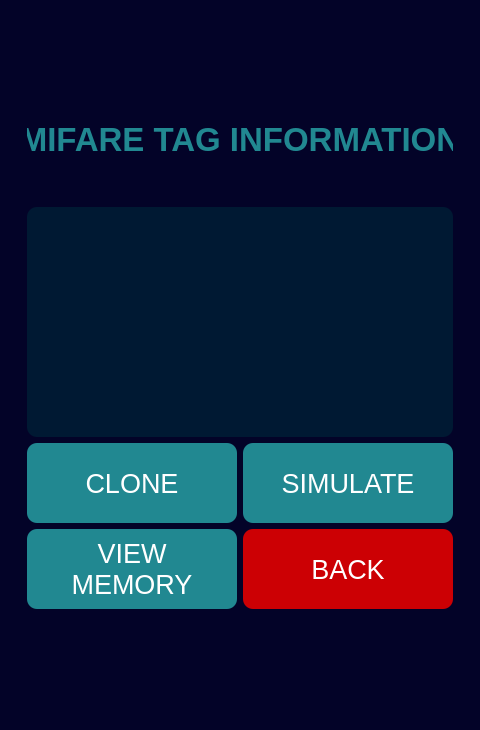
First picture: the form in app-gui.ui, repository javimarting/px3-app, before the edit.
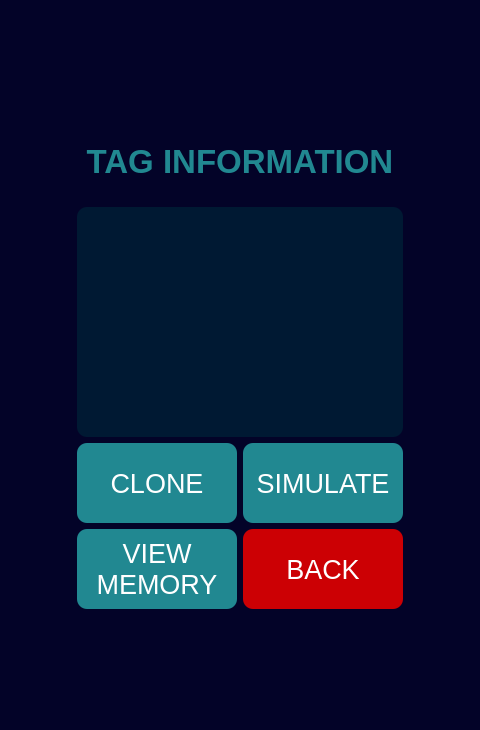
Second picture: the form after the edit. The open tabs and pages were chosen to show the change.

The edit to the form file:
```diff
--- a/app-gui.ui
+++ b/app-gui.ui
@@ -13,7 +13,13 @@
   <property name="minimumSize">
    <size>
     <width>480</width>
-    <height>0</height>
+    <height>700</height>
+   </size>
+  </property>
+  <property name="maximumSize">
+   <size>
+    <width>480</width>
+    <height>750</height>
    </size>
   </property>
   <property name="windowTitle">
@@ -27,7 +33,7 @@
 </string>
   </property>
   <widget class="QWidget" name="centralwidget">
-   <layout class="QHBoxLayout" name="horizontalLayout">
+   <layout class="QVBoxLayout" name="verticalLayout_13">
     <item>
      <layout class="QVBoxLayout" name="verticalLayout_8">
       <item alignment="Qt::AlignHCenter|Qt::AlignVCenter">
@@ -52,8 +58,8 @@
 border-radius: 10;
 font-size: 20pt;
 }
-QPushButton: hover {
-background: rgb(28, 123, 130);
+QPushButton:hover {
+background-color: rgb(28, 123, 130);
 }
 padding: 10pt;
 
@@ -181,7 +187,7 @@
         </widget>
         <widget class="QWidget" name="mifarePage">
          <layout class="QVBoxLayout" name="verticalLayout_11">
-          <item>
+          <item alignment="Qt::AlignHCenter">
            <widget class="QStackedWidget" name="mifareStackedWidget">
             <widget class="QWidget" name="mifareOptionsPage">
              <layout class="QVBoxLayout" name="verticalLayout_12">
@@ -233,8 +239,6 @@
             <widget class="QWidget" name="mifareResultsPage">
              <layout class="QVBoxLayout" name="verticalLayout_14">
               <item>
-               <layout class="QVBoxLayout" name="verticalLayout_13">
-                <item>
                  <widget class="QLabel" name="mifareTagInformationLabel">
                   <property name="minimumSize">
                    <size>
@@ -253,14 +257,12 @@
                    <string notr="true">color: rgb(33, 136, 145);</string>
                   </property>
                   <property name="text">
-                   <string>MIFARE TAG INFORMATION</string>
+                 <string>TAG INFORMATION</string>
                   </property>
                   <property name="alignment">
-                   <set>Qt::AlignHCenter|Qt::AlignTop</set>
-                  </property>
-                 </widget>
-                </item>
-               </layout>
+                 <set>Qt::AlignCenter</set>
+                </property>
+               </widget>
               </item>
               <item>
                <widget class="QLabel" name="mifareTagResultsLabel">
@@ -292,37 +294,11 @@
               </item>
               <item>
                <layout class="QGridLayout" name="gridLayout_2">
-                <item row="0" column="0">
-                 <widget class="QPushButton" name="cloneMifareButton">
-                  <property name="minimumSize">
-                   <size>
-                    <width>120</width>
-                    <height>80</height>
-                   </size>
-                  </property>
-                  <property name="text">
-                   <string>CLONE</string>
-                  </property>
-                 </widget>
-                </item>
-                <item row="0" column="1">
-                 <widget class="QPushButton" name="simulateMifareButton">
-                  <property name="minimumSize">
-                   <size>
-                    <width>120</width>
-                    <height>80</height>
-                   </size>
-                  </property>
-                  <property name="text">
-                   <string>SIMULATE</string>
-                  </property>
-                 </widget>
-                </item>
                 <item row="1" column="0">
                  <widget class="QPushButton" name="viewMemoryMifareButton">
                   <property name="minimumSize">
                    <size>
-                    <width>120</width>
+                    <width>160</width>
                     <height>80</height>
                    </size>
                   </property>
@@ -336,7 +312,7 @@
                  <widget class="QPushButton" name="backMifareButton">
                   <property name="minimumSize">
                    <size>
-                    <width>120</width>
+                    <width>160</width>
                     <height>80</height>
                    </size>
                   </property>
@@ -348,6 +324,32 @@
                   </property>
                  </widget>
                 </item>
+                <item row="0" column="0">
+                 <widget class="QPushButton" name="cloneMifareButton">
+                  <property name="minimumSize">
+                   <size>
+                    <width>160</width>
+                    <height>80</height>
+                   </size>
+                  </property>
+                  <property name="text">
+                   <string>CLONE</string>
+                  </property>
+                 </widget>
+                </item>
+                <item row="0" column="1">
+                 <widget class="QPushButton" name="simulateMifareButton">
+                  <property name="minimumSize">
+                   <size>
+                    <width>160</width>
+                    <height>80</height>
+                   </size>
+                  </property>
+                  <property name="text">
+                   <string>SIMULATE</string>
+                  </property>
+                 </widget>
+                </item>
                </layout>
               </item>
              </layout>
```
Left out of the diff: 64 changed lines with no effect on the pictures. Lines whose indentation alone changed are shown as unchanged.
